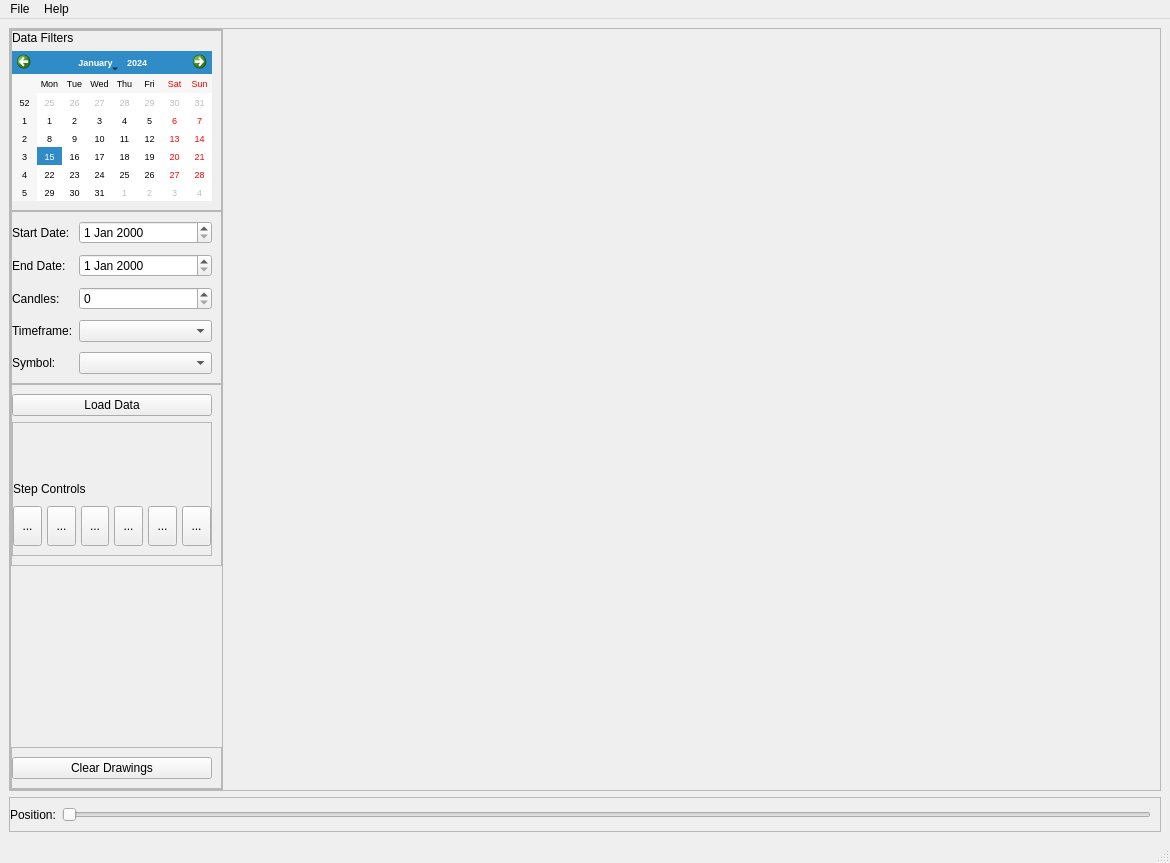
Qt form main.ui (LasanthaSudeera/MetaRewind) before a commit.
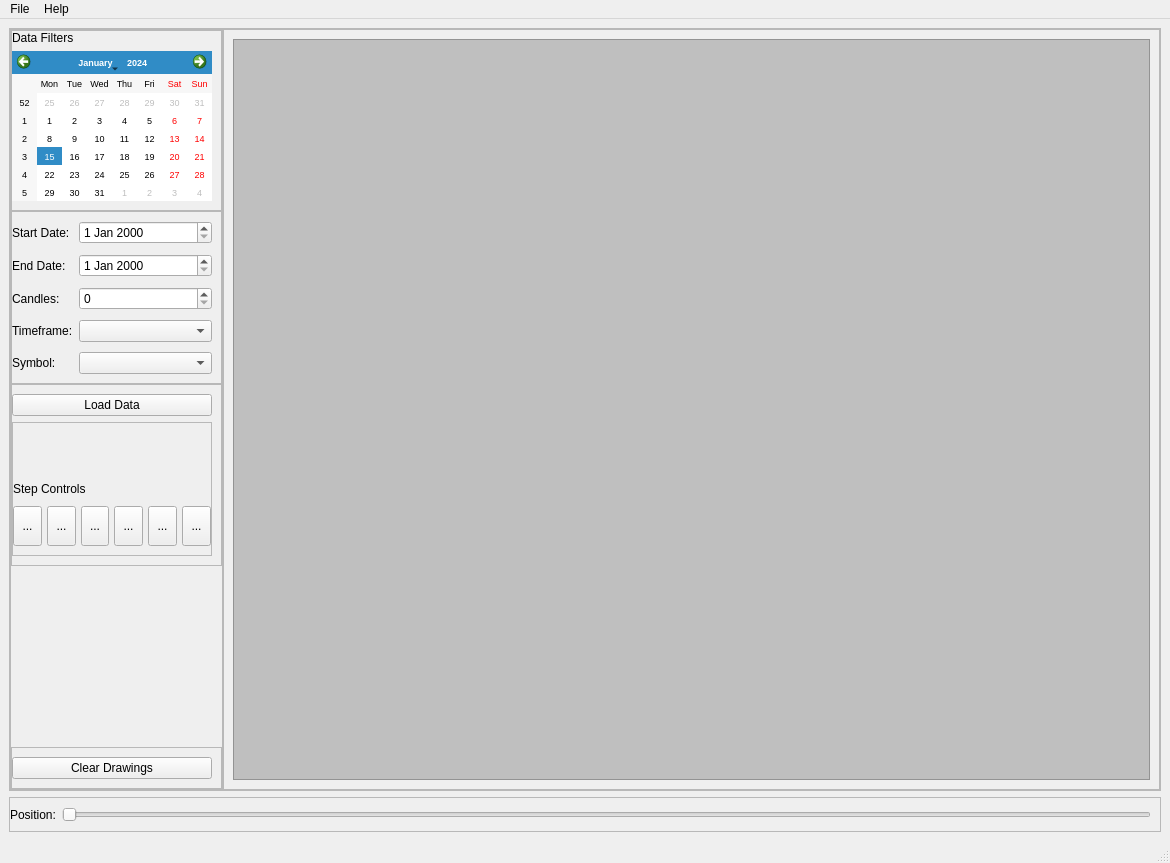
The same form after that commit. Icons and pictures are not drawn.

```diff
--- a/main.ui
+++ b/main.ui
@@ -471,17 +471,29 @@
         </widget>
        </item>
        <item>
-        <spacer name="placeHolderMainSpacer">
-         <property name="orientation">
-          <enum>Qt::Horizontal</enum>
+        <widget class="QFrame" name="FrameCanvas">
+         <property name="frameShape">
+          <enum>QFrame::StyledPanel</enum>
          </property>
-         <property name="sizeHint" stdset="0">
-          <size>
-           <width>826</width>
-           <height>20</height>
-          </size>
+         <property name="frameShadow">
+          <enum>QFrame::Raised</enum>
          </property>
-        </spacer>
+         <layout class="QVBoxLayout" name="verticalLayout_7">
+          <item>
+           <widget class="QFrame" name="FrameCavasView">
+            <property name="styleSheet">
+             <string notr="true">background-color: rgb(191, 191, 191);</string>
+            </property>
+            <property name="frameShape">
+             <enum>QFrame::StyledPanel</enum>
+            </property>
+            <property name="frameShadow">
+             <enum>QFrame::Raised</enum>
+            </property>
+           </widget>
+          </item>
+         </layout>
+        </widget>
        </item>
       </layout>
      </widget>
```
